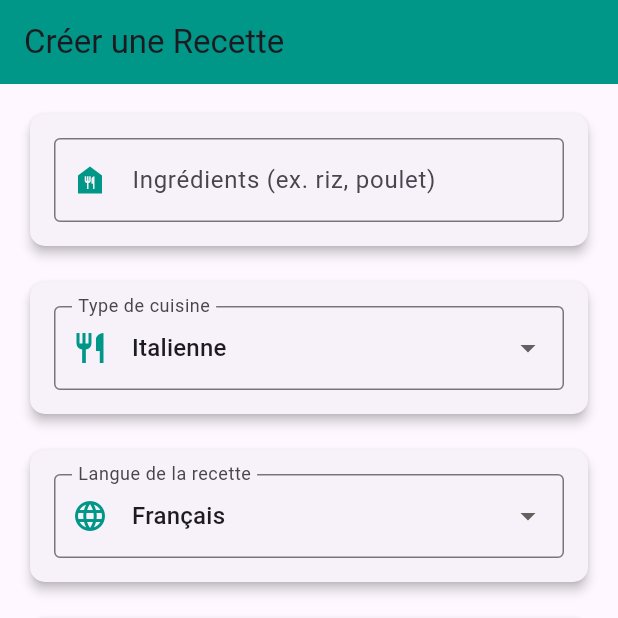
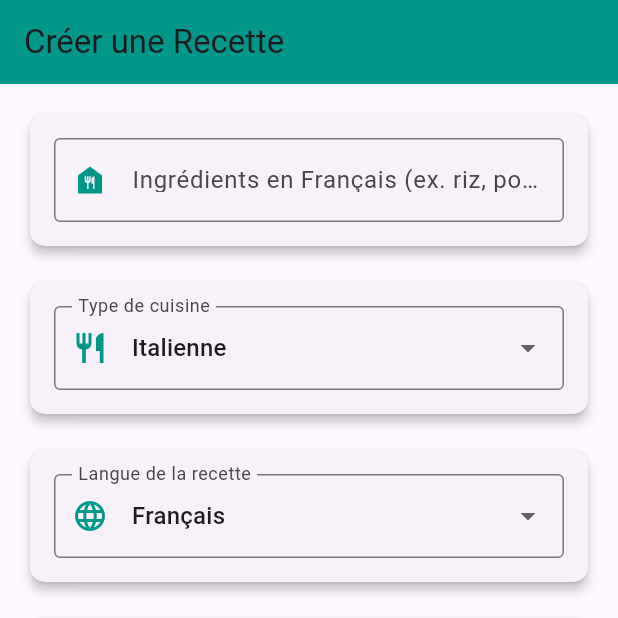
Before and after one commit to IhantsaFana/recetteia, a Flutter app: the screen it shows after launch, after a tap on "Générer Recette", on a phone screen of 412 x 824 dp, the top half of it. Run offline on Flutter 3.47's test engine with Material 3 defaults, Android fonts, the phone set to English and light mode, and no system bars; our stand-ins replace flutter_spinkit.

Commit message:
Correction des bugs

```diff
--- a/lib/screens/home_screen.dart
+++ b/lib/screens/home_screen.dart
@@ -25,7 +25,7 @@ class _HomeScreenState extends State<HomeScreen> {
     'Chinoise',
     'Végétarienne',
   ];
-  final List<String> languages = ['Français', 'Anglais', 'Malagasy'];
+  final List<String> languages = ['Français', 'Anglais'];
 
   void _showSnack(String message) {
     ScaffoldMessenger.of(
@@ -48,9 +48,7 @@ class _HomeScreenState extends State<HomeScreen> {
     final languagePrompt =
         _language == 'Français'
             ? 'en français'
-            : _language == 'Anglais'
-            ? 'in English'
-            : 'amin\'ny teny Malagasy';
+            : 'in English';
 
     final prompt = '''
 Génère une recette $languagePrompt avec ces ingrédients : ${ingredients.join(', ')}.
@@ -126,7 +124,7 @@ Structure :
         child: Column(
           children: [
             CustomTextCard(
-              label: 'Ingrédients (ex. riz, poulet)',
+              label: 'Ingrédients en Français (ex. riz, poulet)',
               icon: Icons.food_bank,
               controller: _ingredientsController,
             ),
```
